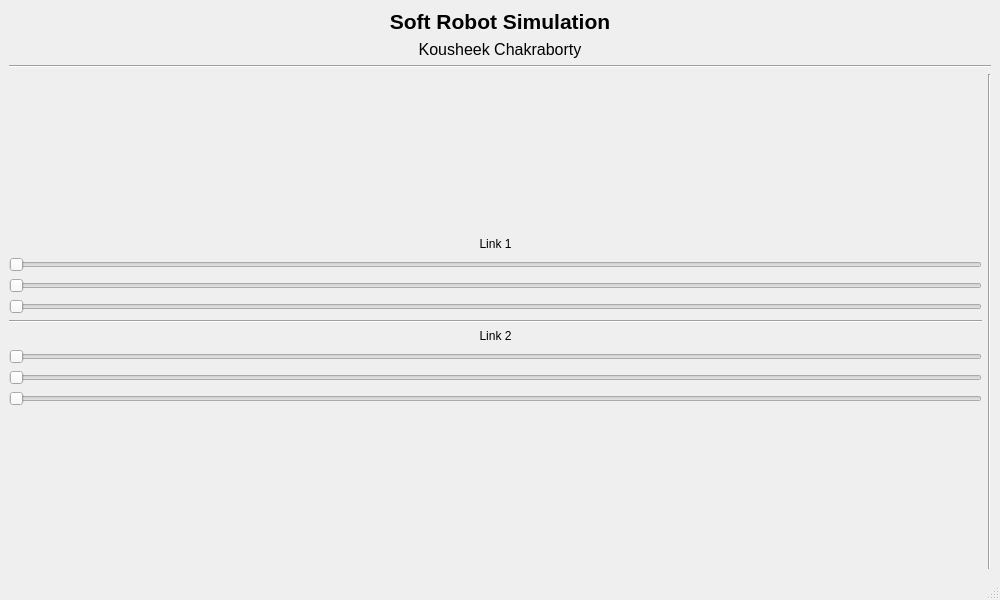
Old version of the form sim_gui.ui in the repository kousheekc/soft_robot_simulation.
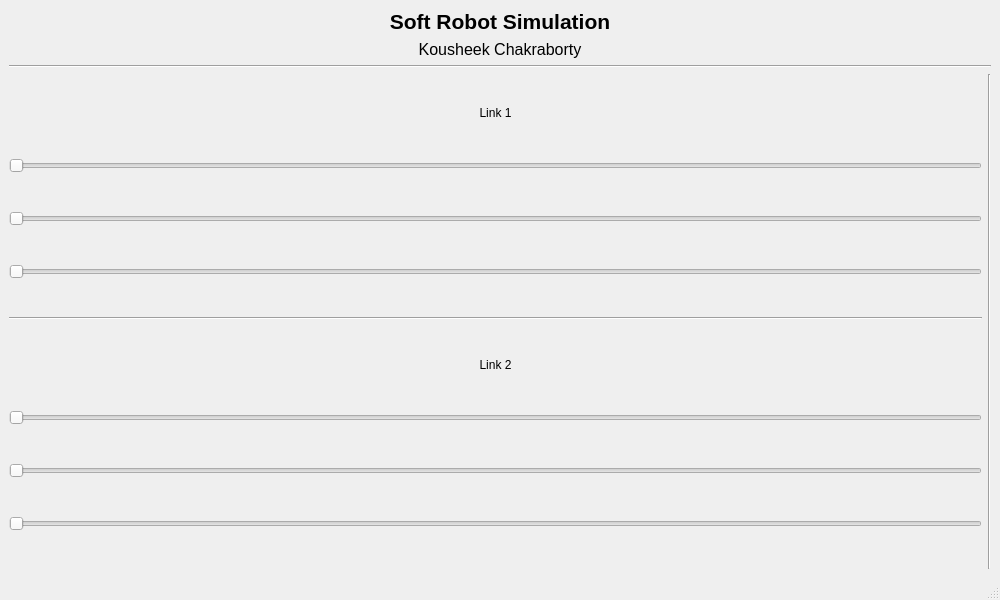
New version of the form.

Commit message: abstraction of model and gui

```diff
--- a/sim_gui.ui
+++ b/sim_gui.ui
@@ -72,19 +72,6 @@
      <layout class="QHBoxLayout" name="horizontalLayout" stretch="1,0">
       <item>
        <layout class="QVBoxLayout" name="verticalLayout_3">
-        <item>
-         <spacer name="verticalSpacer">
-          <property name="orientation">
-           <enum>Qt::Vertical</enum>
-          </property>
-          <property name="sizeHint" stdset="0">
-           <size>
-            <width>20</width>
-            <height>40</height>
-           </size>
-          </property>
-         </spacer>
-        </item>
         <item>
          <widget class="QLabel" name="link1_title">
           <property name="sizePolicy">
@@ -103,6 +90,12 @@
         </item>
         <item>
          <widget class="QSlider" name="l1a">
+          <property name="minimum">
+           <number>20</number>
+          </property>
+          <property name="maximum">
+           <number>80</number>
+          </property>
           <property name="orientation">
            <enum>Qt::Horizontal</enum>
           </property>
@@ -119,6 +112,12 @@
         </item>
         <item>
          <widget class="QSlider" name="l1b">
+          <property name="minimum">
+           <number>20</number>
+          </property>
+          <property name="maximum">
+           <number>80</number>
+          </property>
           <property name="orientation">
            <enum>Qt::Horizontal</enum>
           </property>
@@ -129,6 +128,12 @@
         </item>
         <item>
          <widget class="QSlider" name="l1c">
+          <property name="minimum">
+           <number>20</number>
+          </property>
+          <property name="maximum">
+           <number>80</number>
+          </property>
           <property name="orientation">
            <enum>Qt::Horizontal</enum>
           </property>
@@ -162,6 +167,12 @@
         </item>
         <item>
          <widget class="QSlider" name="l2a">
+          <property name="minimum">
+           <number>20</number>
+          </property>
+          <property name="maximum">
+           <number>80</number>
+          </property>
           <property name="orientation">
            <enum>Qt::Horizontal</enum>
           </property>
@@ -172,6 +183,12 @@
         </item>
         <item>
          <widget class="QSlider" name="l2b">
+          <property name="minimum">
+           <number>20</number>
+          </property>
+          <property name="maximum">
+           <number>80</number>
+          </property>
           <property name="orientation">
            <enum>Qt::Horizontal</enum>
           </property>
@@ -182,6 +199,12 @@
         </item>
         <item>
          <widget class="QSlider" name="l2c">
+          <property name="minimum">
+           <number>20</number>
+          </property>
+          <property name="maximum">
+           <number>80</number>
+          </property>
           <property name="orientation">
            <enum>Qt::Horizontal</enum>
           </property>
@@ -190,19 +213,6 @@
           </property>
          </widget>
         </item>
-        <item>
-         <spacer name="verticalSpacer_2">
-          <property name="orientation">
-           <enum>Qt::Vertical</enum>
-          </property>
-          <property name="sizeHint" stdset="0">
-           <size>
-            <width>20</width>
-            <height>40</height>
-           </size>
-          </property>
-         </spacer>
-        </item>
        </layout>
       </item>
       <item>
```
The commit also changes 4 other files.
